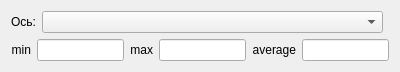
Above: widgets/axiswidget.ui from gurmaaan/AdvancedPlot before the change. Below: the same form after it.
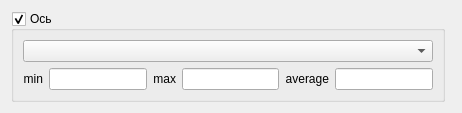
That is the form after the change. Custom widgets are drawn as their Qt base class.

```diff
--- a/widgets/axiswidget.ui
+++ b/widgets/axiswidget.ui
@@ -6,8 +6,8 @@
    <rect>
     <x>0</x>
     <y>0</y>
-    <width>400</width>
-    <height>68</height>
+    <width>462</width>
+    <height>99</height>
    </rect>
   </property>
   <property name="minimumSize">
@@ -19,26 +19,17 @@
   <property name="windowTitle">
    <string>Form</string>
   </property>
+  <layout class="QHBoxLayout" name="horizontalLayout">
+   <item>
+    <widget class="QGroupBox" name="axis_gb">
+     <property name="title">
+      <string>Ось</string>
+     </property>
+     <property name="checkable">
+      <bool>true</bool>
+     </property>
   <layout class="QVBoxLayout" name="verticalLayout">
    <item>
-    <layout class="QHBoxLayout" name="axis_H_lyt">
-     <item>
-      <widget class="QLabel" name="axis_lbl">
-       <property name="sizePolicy">
-        <sizepolicy hsizetype="Maximum" vsizetype="Preferred">
-         <horstretch>0</horstretch>
-         <verstretch>0</verstretch>
-        </sizepolicy>
-       </property>
-       <property name="text">
-        <string>Ось:</string>
-       </property>
-       <property name="alignment">
-        <set>Qt::AlignRight|Qt::AlignTrailing|Qt::AlignVCenter</set>
-       </property>
-      </widget>
-     </item>
-     <item>
       <widget class="QComboBox" name="axis_cb">
        <property name="sizePolicy">
         <sizepolicy hsizetype="Minimum" vsizetype="Fixed">
@@ -49,21 +40,6 @@
       </widget>
      </item>
      <item>
-      <widget class="ColorButton" name="clr_btn" native="true">
-       <property name="sizePolicy">
-        <sizepolicy hsizetype="Maximum" vsizetype="Preferred">
-         <horstretch>0</horstretch>
-         <verstretch>0</verstretch>
-        </sizepolicy>
-       </property>
-       <property name="autoFillBackground">
-        <bool>true</bool>
-       </property>
-      </widget>
-     </item>
-    </layout>
-   </item>
-   <item>
     <layout class="QHBoxLayout" name="minmax_lyt">
      <item>
       <widget class="QLabel" name="min_lbl">
@@ -171,6 +147,22 @@
       </widget>
      </item>
     </layout>
+      </item>
+     </layout>
+    </widget>
+   </item>
+   <item>
+    <widget class="ColorButton" name="clr_btn" native="true">
+     <property name="sizePolicy">
+      <sizepolicy hsizetype="Maximum" vsizetype="Preferred">
+       <horstretch>0</horstretch>
+       <verstretch>0</verstretch>
+      </sizepolicy>
+     </property>
+     <property name="autoFillBackground">
+      <bool>true</bool>
+     </property>
+    </widget>
    </item>
   </layout>
  </widget>
```
Lines whose indentation alone changed are shown as unchanged.
